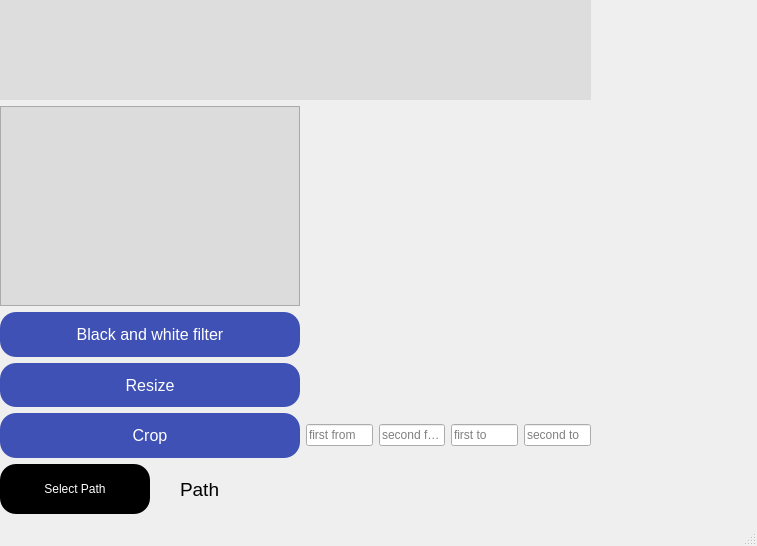
Before: the Qt Designer form app/untitled/mainwindow.ui in AdelHefny/Image-Filters, drawn with Qt 5.
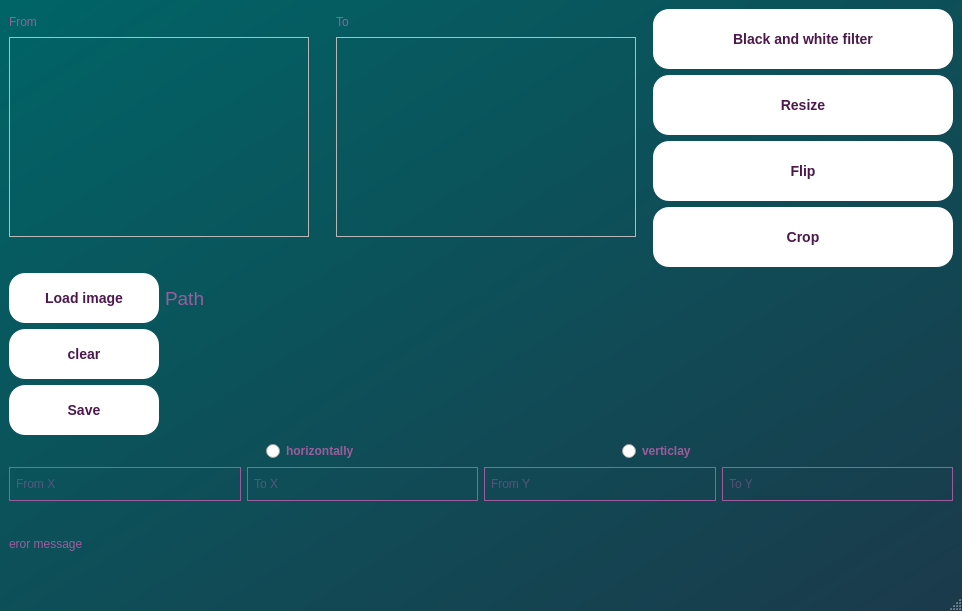
After: the same form once the commit is applied.

Commit message: added crop filter and its validation and before after panels to show what is changed

```diff
--- a/app/untitled/mainwindow.ui
+++ b/app/untitled/mainwindow.ui
@@ -6,176 +6,148 @@
    <rect>
     <x>0</x>
     <y>0</y>
-    <width>757</width>
-    <height>546</height>
+    <width>962</width>
+    <height>611</height>
    </rect>
   </property>
   <property name="windowTitle">
    <string>MainWindow</string>
   </property>
   <property name="styleSheet">
-   <string notr="true">QPushButton{
-	background-color:  black;
-	color:white;
+   <string notr="true">QMainWindow{
+	background-color:  qlineargradient(spread:pad, x1:0, y1:0, x2:1, y2:1, stop:0 rgba(0, 100, 102, 255), stop:1 rgba(27, 58, 75, 255));
+	color: #4D194D;
+}
+QPushButton{
+	background-color:  #ffffff;
+	color:#4D194D;
 	border-radius: 16px;
+	font-size: 14px;
+	font-weight: 600;
 }
 QPushButton:hover{
-	background-color:  rgb(15, 15, 15);
+	background-color:  #9C5C9C;
+}
+QRadioButton{
+	color:#9C5C9C ;
+	font-weight: 500;
+}
+QLabel{
+	color: #9C5C9C;
+}
+QLineEdit{
+	border-radius: 18%;
+	padding: 8px 4px;
+	background-color:  transparent;
+	color: #9C5C9C;
+	 border: 1px solid #9C5C9C;
 }</string>
   </property>
   <property name="animated">
    <bool>true</bool>
   </property>
   <widget class="QWidget" name="centralwidget">
-   <widget class="QWidget" name="">
-    <property name="geometry">
-     <rect>
-      <x>0</x>
-      <y>0</y>
-      <width>591</width>
-      <height>514</height>
-     </rect>
-    </property>
-    <layout class="QVBoxLayout" name="verticalLayout">
+   <layout class="QVBoxLayout" name="verticalLayout_4">
+    <item>
+     <layout class="QHBoxLayout" name="horizontalLayout_5">
+      <item>
+       <layout class="QHBoxLayout" name="horizontalLayout_2">
+        <property name="spacing">
+         <number>15</number>
+        </property>
      <item>
-      <widget class="QFrame" name="frame">
-       <property name="enabled">
-        <bool>true</bool>
-       </property>
+         <layout class="QVBoxLayout" name="verticalLayout_2">
+          <property name="spacing">
+           <number>2</number>
+          </property>
+          <item>
+           <widget class="QLabel" name="label_4">
        <property name="sizePolicy">
-        <sizepolicy hsizetype="Preferred" vsizetype="Preferred">
+             <sizepolicy hsizetype="Preferred" vsizetype="Maximum">
          <horstretch>0</horstretch>
          <verstretch>0</verstretch>
         </sizepolicy>
        </property>
+            <property name="text">
+             <string>From</string>
+            </property>
+           </widget>
+          </item>
+          <item>
+           <widget class="QFrame" name="FromImage">
+            <property name="sizePolicy">
+             <sizepolicy hsizetype="Fixed" vsizetype="Maximum">
+              <horstretch>0</horstretch>
+              <verstretch>0</verstretch>
+             </sizepolicy>
+            </property>
        <property name="minimumSize">
         <size>
-         <width>0</width>
-         <height>100</height>
-        </size>
-       </property>
-       <property name="palette">
-        <palette>
-         <active>
-          <colorrole role="Button">
-           <brush brushstyle="SolidPattern">
-            <color alpha="255">
-             <red>221</red>
-             <green>221</green>
-             <blue>221</blue>
-            </color>
-           </brush>
-          </colorrole>
-          <colorrole role="Base">
-           <brush brushstyle="SolidPattern">
-            <color alpha="255">
-             <red>221</red>
-             <green>221</green>
-             <blue>221</blue>
-            </color>
-           </brush>
-          </colorrole>
-          <colorrole role="Window">
-           <brush brushstyle="SolidPattern">
-            <color alpha="255">
-             <red>221</red>
-             <green>221</green>
-             <blue>221</blue>
-            </color>
-           </brush>
-          </colorrole>
-         </active>
-         <inactive>
-          <colorrole role="Button">
-           <brush brushstyle="SolidPattern">
-            <color alpha="255">
-             <red>221</red>
-             <green>221</green>
-             <blue>221</blue>
-            </color>
-           </brush>
-          </colorrole>
-          <colorrole role="Base">
-           <brush brushstyle="SolidPattern">
-            <color alpha="255">
-             <red>221</red>
-             <green>221</green>
-             <blue>221</blue>
-            </color>
-           </brush>
-          </colorrole>
-          <colorrole role="Window">
-           <brush brushstyle="SolidPattern">
-            <color alpha="255">
-             <red>221</red>
-             <green>221</green>
-             <blue>221</blue>
-            </color>
-           </brush>
-          </colorrole>
-         </inactive>
-         <disabled>
-          <colorrole role="Button">
-           <brush brushstyle="SolidPattern">
-            <color alpha="255">
-             <red>221</red>
-             <green>221</green>
-             <blue>221</blue>
-            </color>
-           </brush>
-          </colorrole>
-          <colorrole role="Base">
-           <brush brushstyle="SolidPattern">
-            <color alpha="255">
-             <red>221</red>
-             <green>221</green>
-             <blue>221</blue>
-            </color>
-           </brush>
-          </colorrole>
-          <colorrole role="Window">
-           <brush brushstyle="SolidPattern">
-            <color alpha="255">
-             <red>221</red>
-             <green>221</green>
-             <blue>221</blue>
-            </color>
-           </brush>
-          </colorrole>
-         </disabled>
-        </palette>
-       </property>
+              <width>300</width>
+              <height>200</height>
+             </size>
+            </property>
        <property name="autoFillBackground">
         <bool>false</bool>
        </property>
        <property name="styleSheet">
-        <string notr="true">QFrame#frame{
-	background-color:rgb(221, 221, 221);
-	width: 100%;
+             <string notr="true">QFrame#frame_2{
+	background-color: transparent;
+	background-position: center;
 }</string>
        </property>
        <property name="frameShape">
-        <enum>QFrame::NoFrame</enum>
+             <enum>QFrame::StyledPanel</enum>
        </property>
        <property name="frameShadow">
-        <enum>QFrame::Plain</enum>
-       </property>
-       <property name="lineWidth">
-        <number>3</number>
-       </property>
-       <property name="midLineWidth">
-        <number>0</number>
-       </property>
-      </widget>
-     </item>
+             <enum>QFrame::Raised</enum>
+            </property>
+           </widget>
+          </item>
+          <item>
+           <widget class="QLabel" name="FromImageSize">
+            <property name="sizePolicy">
+             <sizepolicy hsizetype="Preferred" vsizetype="Maximum">
+              <horstretch>0</horstretch>
+              <verstretch>0</verstretch>
+             </sizepolicy>
+            </property>
+            <property name="text">
+             <string/>
+            </property>
+            <property name="alignment">
+             <set>Qt::AlignCenter</set>
+            </property>
+           </widget>
+          </item>
+         </layout>
+        </item>
      <item>
-      <widget class="QFrame" name="frame_2">
+         <layout class="QVBoxLayout" name="verticalLayout_3">
+          <property name="spacing">
+           <number>2</number>
+          </property>
+          <item>
+           <widget class="QLabel" name="label_5">
        <property name="sizePolicy">
-        <sizepolicy hsizetype="Fixed" vsizetype="Preferred">
+             <sizepolicy hsizetype="Preferred" vsizetype="Maximum">
          <horstretch>0</horstretch>
          <verstretch>0</verstretch>
         </sizepolicy>
        </property>
+            <property name="text">
+             <string>To</string>
+            </property>
+           </widget>
+          </item>
+          <item>
+           <widget class="QFrame" name="ToImage">
+            <property name="sizePolicy">
+             <sizepolicy hsizetype="Fixed" vsizetype="Maximum">
+              <horstretch>0</horstretch>
+              <verstretch>0</verstretch>
+             </sizepolicy>
+            </property>
        <property name="minimumSize">
         <size>
          <width>300</width>
@@ -187,7 +159,7 @@
        </property>
        <property name="styleSheet">
         <string notr="true">QFrame#frame_2{
-	background-color:rgb(220, 220, 220);
+	background-color: transparent;
 	background-position: center;
 }</string>
        </property>
@@ -200,43 +172,62 @@
       </widget>
      </item>
      <item>
-      <widget class="QPushButton" name="pushButton_2">
+           <widget class="QLabel" name="ToImageSize">
        <property name="sizePolicy">
-        <sizepolicy hsizetype="Fixed" vsizetype="MinimumExpanding">
+             <sizepolicy hsizetype="Preferred" vsizetype="Maximum">
          <horstretch>0</horstretch>
          <verstretch>0</verstretch>
         </sizepolicy>
        </property>
+            <property name="text">
+             <string/>
+            </property>
+            <property name="alignment">
+             <set>Qt::AlignCenter</set>
+            </property>
+           </widget>
+          </item>
+         </layout>
+        </item>
+       </layout>
+      </item>
+      <item>
+       <layout class="QGridLayout" name="gridLayout">
+        <item row="0" column="0">
+         <widget class="QPushButton" name="BWBtn">
+          <property name="sizePolicy">
+           <sizepolicy hsizetype="Fixed" vsizetype="Maximum">
+            <horstretch>0</horstretch>
+            <verstretch>0</verstretch>
+           </sizepolicy>
+          </property>
        <property name="minimumSize">
         <size>
          <width>300</width>
-         <height>0</height>
+            <height>60</height>
         </size>
        </property>
        <property name="font">
         <font>
-         <pointsize>12</pointsize>
-        </font>
-       </property>
+            <pointsize>-1</pointsize>
+            <fontweight>DemiBold</fontweight>
+           </font>
+          </property>
+          <property name="layoutDirection">
+           <enum>Qt::LeftToRight</enum>
+          </property>
        <property name="styleSheet">
-        <string notr="true">QPushButton {
-  color: #ffffff;
-  background-color: #3f51b5; /* Adjust background color */
-}
-
-QPushButton:hover {
-  background-color: #28377d; /* Simulate hover effect with darker background */
-}</string>
+           <string notr="true"/>
        </property>
        <property name="text">
         <string>Black and white filter</string>
        </property>
       </widget>
      </item>
-     <item>
-      <widget class="QPushButton" name="pushButton_3">
+        <item row="1" column="0">
+         <widget class="QPushButton" name="ResizeBtn">
        <property name="sizePolicy">
-        <sizepolicy hsizetype="Fixed" vsizetype="MinimumExpanding">
+           <sizepolicy hsizetype="Fixed" vsizetype="Maximum">
          <horstretch>0</horstretch>
          <verstretch>0</verstretch>
         </sizepolicy>
@@ -244,35 +235,27 @@
        <property name="minimumSize">
         <size>
          <width>300</width>
-         <height>0</height>
+            <height>60</height>
         </size>
        </property>
        <property name="font">
         <font>
-         <pointsize>12</pointsize>
+            <pointsize>-1</pointsize>
+            <fontweight>DemiBold</fontweight>
         </font>
        </property>
        <property name="styleSheet">
-        <string notr="true">QPushButton {
-  color: #ffffff;
-  background-color: #3f51b5; /* Adjust background color */
-}
-
-QPushButton:hover {
-  background-color: #28377d; /* Simulate hover effect with darker background */
-}</string>
+           <string notr="true"/>
        </property>
        <property name="text">
         <string>Resize</string>
        </property>
       </widget>
      </item>
-     <item>
-      <layout class="QHBoxLayout" name="horizontalLayout_2">
-       <item>
-        <widget class="QPushButton" name="pushButton_4">
+        <item row="2" column="0">
+         <widget class="QPushButton" name="FlipBtn">
          <property name="sizePolicy">
-          <sizepolicy hsizetype="Fixed" vsizetype="MinimumExpanding">
+           <sizepolicy hsizetype="Fixed" vsizetype="Maximum">
            <horstretch>0</horstretch>
            <verstretch>0</verstretch>
           </sizepolicy>
@@ -280,66 +263,59 @@
          <property name="minimumSize">
           <size>
            <width>300</width>
-           <height>0</height>
+            <height>60</height>
           </size>
          </property>
          <property name="font">
           <font>
-           <pointsize>12</pointsize>
+            <pointsize>-1</pointsize>
+            <fontweight>DemiBold</fontweight>
           </font>
          </property>
          <property name="styleSheet">
-          <string notr="true">QPushButton {
-  color: #ffffff;
-  background-color: #3f51b5; /* Adjust background color */
-}
-
-QPushButton:hover {
-  background-color: #28377d; /* Simulate hover effect with darker background */
-}</string>
+           <string notr="true"/>
+          </property>
+          <property name="text">
+           <string>Flip</string>
+          </property>
+         </widget>
+        </item>
+        <item row="3" column="0">
+         <widget class="QPushButton" name="CropBtn">
+          <property name="sizePolicy">
+           <sizepolicy hsizetype="Fixed" vsizetype="Maximum">
+            <horstretch>0</horstretch>
+            <verstretch>0</verstretch>
+           </sizepolicy>
+          </property>
+          <property name="minimumSize">
+           <size>
+            <width>300</width>
+            <height>60</height>
+           </size>
+          </property>
+          <property name="font">
+           <font>
+            <pointsize>-1</pointsize>
+            <fontweight>DemiBold</fontweight>
+           </font>
+          </property>
+          <property name="styleSheet">
+           <string notr="true"/>
          </property>
          <property name="text">
           <string>Crop</string>
          </property>
         </widget>
        </item>
-       <item>
-        <widget class="QLineEdit" name="lineEdit_1">
-         <property name="placeholderText">
-          <string>first from</string>
-         </property>
-        </widget>
-       </item>
-       <item>
-        <widget class="QLineEdit" name="lineEdit_2">
-         <property name="placeholderText">
-          <string>second from</string>
-         </property>
-        </widget>
-       </item>
-       <item>
-        <widget class="QLineEdit" name="lineEdit_3">
-         <property name="placeholderText">
-          <string>first to</string>
-         </property>
-        </widget>
-       </item>
-       <item>
-        <widget class="QLineEdit" name="lineEdit_4">
-         <property name="placeholderText">
-          <string>second to</string>
-         </property>
-        </widget>
-       </item>
+       </layout>
+      </item>
       </layout>
      </item>
      <item>
-      <layout class="QVBoxLayout" name="verticalLayout_2">
+     <layout class="QVBoxLayout" name="verticalLayout">
        <item>
         <layout class="QHBoxLayout" name="horizontalLayout">
-         <property name="spacing">
-          <number>30</number>
-         </property>
          <item>
           <widget class="QPushButton" name="pushButton">
            <property name="sizePolicy">
@@ -358,7 +334,7 @@
             <string notr="true"/>
            </property>
            <property name="text">
-            <string>Select Path</string>
+           <string>Load image</string>
            </property>
            <property name="default">
             <bool>false</bool>
@@ -381,6 +357,9 @@
              <pointsize>14</pointsize>
             </font>
            </property>
+          <property name="styleSheet">
+           <string notr="true"/>
+          </property>
            <property name="text">
             <string>Path</string>
            </property>
@@ -388,10 +367,146 @@
          </item>
         </layout>
        </item>
-      </layout>
-     </item>
-    </layout>
-   </widget>
+      <item>
+       <widget class="QPushButton" name="pushButton_6">
+        <property name="sizePolicy">
+         <sizepolicy hsizetype="Fixed" vsizetype="Maximum">
+          <horstretch>0</horstretch>
+          <verstretch>0</verstretch>
+         </sizepolicy>
+        </property>
+        <property name="minimumSize">
+         <size>
+          <width>150</width>
+          <height>50</height>
+         </size>
+        </property>
+        <property name="styleSheet">
+         <string notr="true"/>
+        </property>
+        <property name="text">
+         <string>clear</string>
+        </property>
+        <property name="default">
+         <bool>false</bool>
+        </property>
+        <property name="flat">
+         <bool>false</bool>
+        </property>
+       </widget>
+      </item>
+      <item>
+       <widget class="QPushButton" name="pushButton_7">
+        <property name="sizePolicy">
+         <sizepolicy hsizetype="Fixed" vsizetype="Maximum">
+          <horstretch>0</horstretch>
+          <verstretch>0</verstretch>
+         </sizepolicy>
+        </property>
+        <property name="minimumSize">
+         <size>
+          <width>150</width>
+          <height>50</height>
+         </size>
+        </property>
+        <property name="styleSheet">
+         <string notr="true"/>
+        </property>
+        <property name="text">
+         <string>Save</string>
+        </property>
+        <property name="default">
+         <bool>false</bool>
+        </property>
+        <property name="flat">
+         <bool>false</bool>
+        </property>
+       </widget>
+      </item>
+     </layout>
+    </item>
+    <item>
+     <layout class="QHBoxLayout" name="horizontalLayout_3">
+      <item>
+       <widget class="QRadioButton" name="radioButton">
+        <property name="enabled">
+         <bool>true</bool>
+        </property>
+        <property name="sizePolicy">
+         <sizepolicy hsizetype="Fixed" vsizetype="Fixed">
+          <horstretch>0</horstretch>
+          <verstretch>0</verstretch>
+         </sizepolicy>
+        </property>
+        <property name="styleSheet">
+         <string notr="true"/>
+        </property>
+        <property name="text">
+         <string>horizontally</string>
+        </property>
+       </widget>
+      </item>
+      <item>
+       <widget class="QRadioButton" name="radioButton_2">
+        <property name="sizePolicy">
+         <sizepolicy hsizetype="Fixed" vsizetype="Fixed">
+          <horstretch>0</horstretch>
+          <verstretch>0</verstretch>
+         </sizepolicy>
+        </property>
+        <property name="text">
+         <string>verticlay</string>
+        </property>
+       </widget>
+      </item>
+     </layout>
+    </item>
+    <item>
+     <layout class="QHBoxLayout" name="horizontalLayout_4">
+      <item>
+       <widget class="QLineEdit" name="lineEdit_1">
+        <property name="placeholderText">
+         <string>From X</string>
+        </property>
+       </widget>
+      </item>
+      <item>
+       <widget class="QLineEdit" name="lineEdit_3">
+        <property name="text">
+         <string/>
+        </property>
+        <property name="placeholderText">
+         <string>To X</string>
+        </property>
+       </widget>
+      </item>
+      <item>
+       <widget class="QLineEdit" name="lineEdit_2">
+        <property name="text">
+         <string/>
+        </property>
+        <property name="placeholderText">
+         <string>From Y</string>
+        </property>
+       </widget>
+      </item>
+      <item>
+       <widget class="QLineEdit" name="lineEdit_4">
+        <property name="placeholderText">
+         <string>To Y</string>
+        </property>
+       </widget>
+      </item>
+     </layout>
+    </item>
+    <item>
+     <widget class="QLabel" name="errorLabel">
+      <property name="text">
+       <string>eror message</string>
+      </property>
+     </widget>
+    </item>
+   </layout>
   </widget>
   <widget class="QMenuBar" name="menubar">
    <property name="geometry">
```
Left out of the diff: 2 changed lines with no effect on the pictures. Lines whose indentation alone changed are shown as unchanged. The commit also changes 38 other files.
